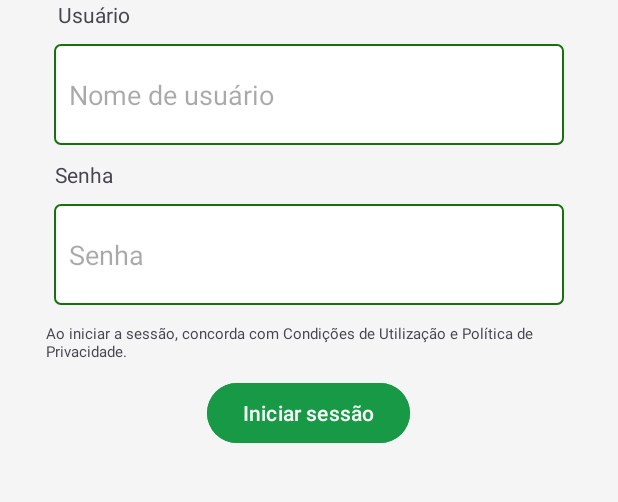
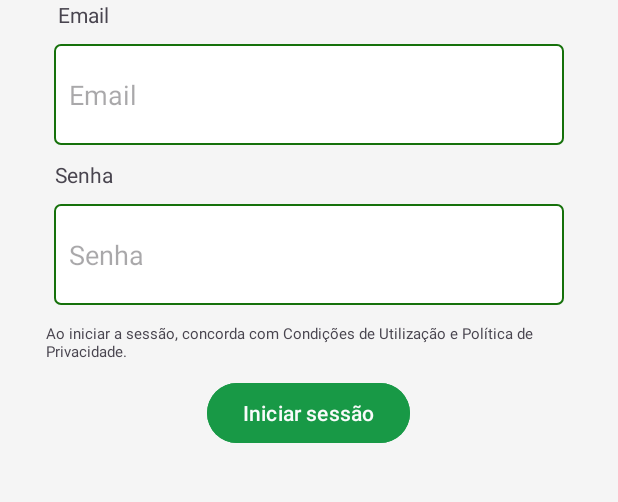
Before and after one commit to mjmdl/tour-cidades-gemeas, an Android app: the IniciarSessaoActivity screen opened directly, with no data from a screen before it, on a phone screen of 412 x 824 dp, the part 580-1082 px from its top. Run offline under Robolectric (Android 15) with nearby library versions, the phone set to English and light mode, and no system bars.

Commit message:
gerar apk

```diff
--- a/tourApp/tour-cidades-gemeas/app/src/main/res/layout/activity_iniciar_sessao.xml
+++ b/tourApp/tour-cidades-gemeas/app/src/main/res/layout/activity_iniciar_sessao.xml
@@ -54,7 +54,7 @@
                 android:id="@+id/textView2"
                 android:layout_width="334dp"
                 android:layout_height="wrap_content"
-                android:text="Usuário"
+                android:text="Email"
                 android:layout_marginBottom="10dp"
                 />
 
@@ -64,7 +64,7 @@
                 android:layout_height="67dp"
                 android:background="@drawable/borda_verde"
                 android:ems="10"
-                android:hint="Nome de usuário"
+                android:hint="Email"
                 android:inputType="text"
                 android:padding="10dp"
                 android:layout_marginBottom="10dp"
```
